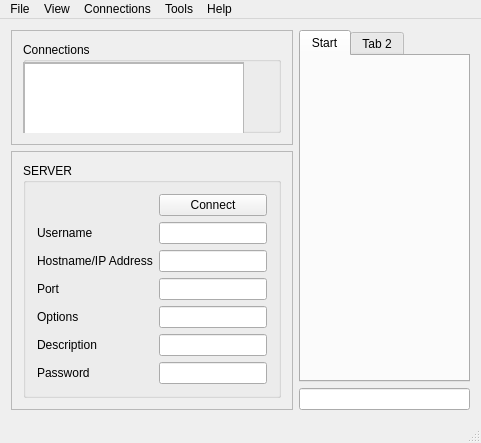
First picture: the form in qt/qt/mainwindow.ui, repository khrysro/monocute, before the edit.
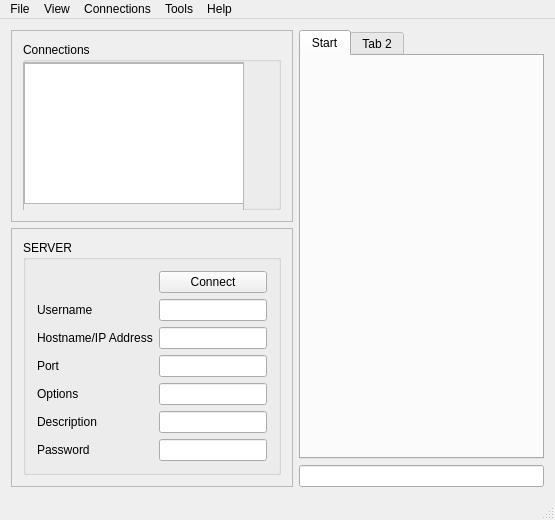
Second picture: the form after the edit.

What changed in the file:
```diff
--- a/qt/qt/mainwindow.ui
+++ b/qt/qt/mainwindow.ui
@@ -6,8 +6,8 @@
    <rect>
     <x>0</x>
     <y>0</y>
-    <width>481</width>
-    <height>443</height>
+    <width>555</width>
+    <height>520</height>
    </rect>
   </property>
   <property name="windowTitle">
@@ -208,8 +208,8 @@
     <rect>
      <x>0</x>
      <y>0</y>
-     <width>481</width>
-     <height>25</height>
+     <width>555</width>
+     <height>21</height>
     </rect>
    </property>
    <property name="acceptDrops">
```
